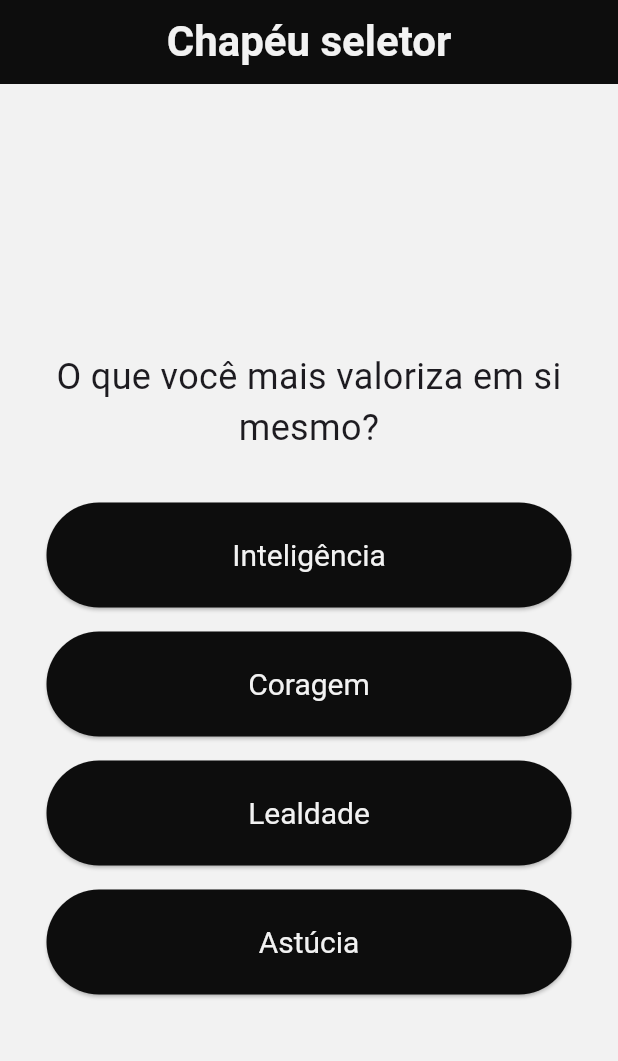
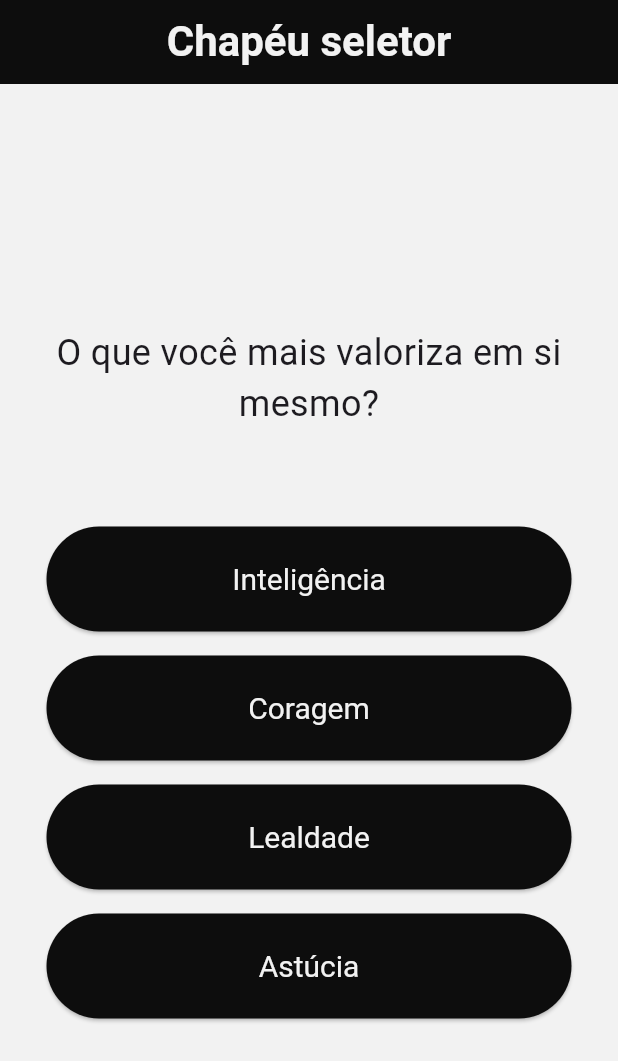
Before and after one commit to RyanS1lva/sorting-hat-app, a Flutter app: the screen it shows after launch, on a phone screen of 412 x 824 dp. Shown: the top 1061 px of the screen. Run offline on Flutter 3.47's test engine with Material 3 defaults, Android fonts, the phone set to English and light mode, and no system bars.

Commit message:
fix: height question container

```diff
--- a/lib/question.dart
+++ b/lib/question.dart
@@ -9,6 +9,7 @@ class Question extends StatelessWidget {
   Widget build(BuildContext context) {
     return Container(
       width: double.infinity,
+      height: 150,
       padding: const EdgeInsets.all(25),
       child: Text(
         text,
```
